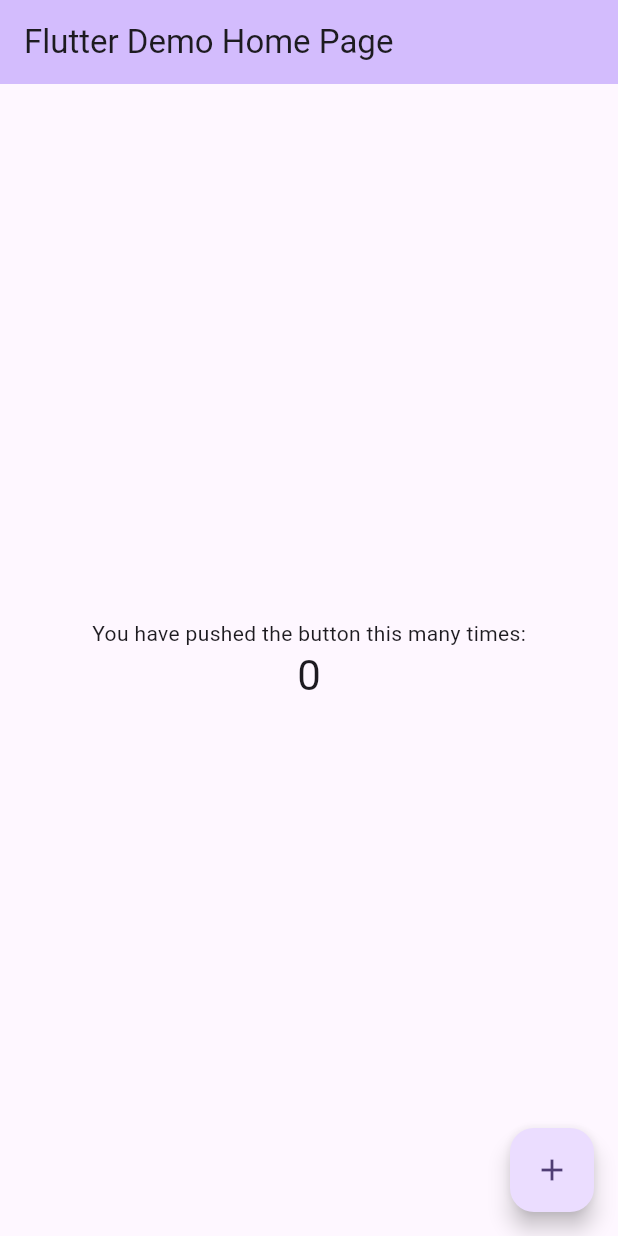
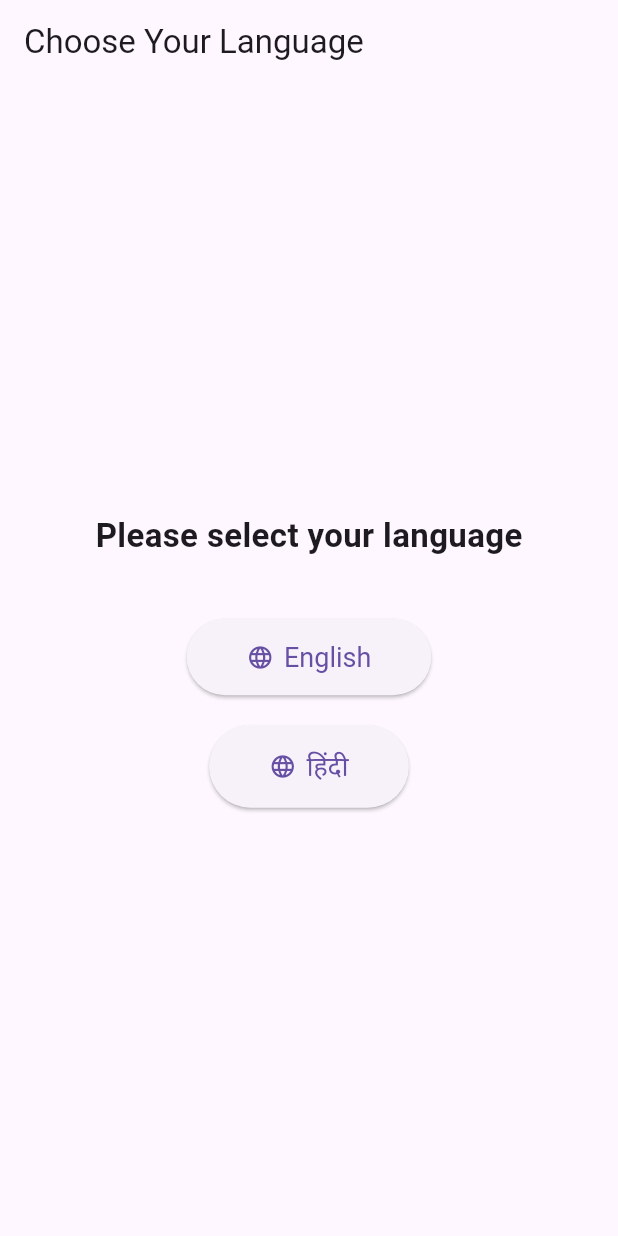
Before and after one commit to could-ai/019a522c-4480-7890-bb73-58a143b5e308, a Flutter app: the screen it shows after launch, on a phone screen of 412 x 824 dp. Run offline on Flutter 3.47's test engine with Material 3 defaults, Android fonts, the phone set to English and light mode, and no system bars.

```diff
--- a/usr/lib/main.dart
+++ b/usr/lib/main.dart
@@ -1,4 +1,5 @@
 import 'package:flutter/material.dart';
+import 'package:couldai_user_app/screens/splash_screen.dart';
 
 void main() {
   runApp(const MyApp());
@@ -7,114 +8,16 @@ void main() {
 class MyApp extends StatelessWidget {
   const MyApp({super.key});
 
-  // This widget is the root of your application.
   @override
   Widget build(BuildContext context) {
     return MaterialApp(
-      title: 'Flutter Demo',
+      title: 'Dehadi App',
       debugShowCheckedModeBanner: false,
       theme: ThemeData(
-        // This is the theme of your application.
-        //
-        // TRY THIS: Try running your application with "flutter run". You'll see
-        // the application has a purple toolbar. Then, without quitting the app,
-        // try changing the seedColor in the colorScheme below to Colors.green
-        // and then invoke "hot reload" (save your changes or press the "hot
-        // reload" button in a Flutter-supported IDE, or press "r" if you used
-        // the command line to start the app).
-        //
-        // Notice that the counter didn't reset back to zero; the application
-        // state is not lost during the reload. To reset the state, use hot
-        // restart instead.
-        //
-        // This works for code too, not just values: Most code changes can be
-        // tested with just a hot reload.
-        colorScheme: ColorScheme.fromSeed(seedColor: Colors.deepPurple),
+        primarySwatch: Colors.blue,
+        visualDensity: VisualDensity.adaptivePlatformDensity,
       ),
-      home: const MyHomePage(title: 'Flutter Demo Home Page'),
+      home: const SplashScreen(),
     );
   }
 }
-
-class MyHomePage extends StatefulWidget {
-  const MyHomePage({super.key, required this.title});
-
-  // This widget is the home page of your application. It is stateful, meaning
-  // that it has a State object (defined below) that contains fields that affect
-  // how it looks.
-
-  // This class is the configuration for the state. It holds the values (in this
-  // case the title) provided by the parent (in this case the App widget) and
-  // used by the build method of the State. Fields in a Widget subclass are
-  // always marked "final".
-
-  final String title;
-
-  @override
-  State<MyHomePage> createState() => _MyHomePageState();
-}
-
-class _MyHomePageState extends State<MyHomePage> {
-  int _counter = 0;
-
-  void _incrementCounter() {
-    setState(() {
-      // This call to setState tells the Flutter framework that something has
-      // changed in this State, which causes it to rerun the build method below
-      // so that the display can reflect the updated values. If we changed
-      // _counter without calling setState(), then the build method would not be
-      // called again, and so nothing would appear to happen.
-      _counter++;
-    });
-  }
-
-  @override
-  Widget build(BuildContext context) {
-    // This method is rerun every time setState is called, for instance as done
-    // by the _incrementCounter method above.
-    //
-    // The Flutter framework has been optimized to make rerunning build methods
-    // fast, so that you can just rebuild anything that needs updating rather
-    // than having to individually change instances of widgets.
-    return Scaffold(
-      appBar: AppBar(
-        // TRY THIS: Try changing the color here to a specific color (to
-        // Colors.amber, perhaps?) and trigger a hot reload to see the AppBar
-        // change color while the other colors stay the same.
-        backgroundColor: Theme.of(context).colorScheme.inversePrimary,
-        // Here we take the value from the MyHomePage object that was created by
-        // the App.build method, and use it to set our appbar title.
-        title: Text(widget.title),
-      ),
-      body: Center(
-        // Center is a layout widget. It takes a single child and positions it
-        // in the middle of the parent.
-        child: Column(
-          // Column is also a layout widget. It takes a list of children and
-          // arranges them vertically. By default, it sizes itself to fit its
-          // children horizontally, and tries to be as tall as its parent.
-          //
-          // Column has various properties to control how it sizes itself and
-          // how it positions its children. Here we use mainAxisAlignment to
-          // center the children vertically; the main axis here is the vertical
-          // axis because Columns are vertical (the cross axis would be
-          // horizontal).
-          //
-          // TRY THIS: Invoke "debug painting" (choose the "Toggle Debug Paint"
-          // action in the IDE, or press "p" in the console), to see the
-          // wireframe for each widget.
-          mainAxisAlignment: MainAxisAlignment.center,
-          children: <Widget>[
-            const Text('You have pushed the button this many times:'),
-            Text('$_counter', style: Theme.of(context).textTheme.headlineMedium),
-          ],
-        ),
-      ),
-      floatingActionButton: FloatingActionButton(
-        onPressed: _incrementCounter,
-        tooltip: 'Increment',
-        child: const Icon(Icons.add),
-      ), // This trailing comma makes auto-formatting nicer for build methods.
-    );
-  }
-}
--- /dev/null
+++ b/usr/lib/screens/language_selection_screen.dart
@@ -0,0 +1,50 @@
+import 'package:flutter/material.dart';
+
+class LanguageSelectionScreen extends StatelessWidget {
+  const LanguageSelectionScreen({super.key});
+
+  @override
+  Widget build(BuildContext context) {
+    return Scaffold(
+      appBar: AppBar(
+        title: const Text('Choose Your Language'),
+        automaticallyImplyLeading: false,
+      ),
+      body: Center(
+        child: Column(
+          mainAxisAlignment: MainAxisAlignment.center,
+          children: <Widget>[
+            const Text(
+              'Please select your language',
+              style: TextStyle(fontSize: 22, fontWeight: FontWeight.bold),
+            ),
+            const SizedBox(height: 40),
+            ElevatedButton.icon(
+              icon: const Icon(Icons.language),
+              label: const Text('English'),
+              onPressed: () {
+                // TODO: Implement navigation and save language preference
+              },
+              style: ElevatedButton.styleFrom(
+                padding: const EdgeInsets.symmetric(horizontal: 40, vertical: 15),
+                textStyle: const TextStyle(fontSize: 18),
+              ),
+            ),
+            const SizedBox(height: 20),
+            ElevatedButton.icon(
+              icon: const Icon(Icons.language),
+              label: const Text('हिंदी'),
+              onPressed: () {
+                // TODO: Implement navigation and save language preference
+              },
+              style: ElevatedButton.styleFrom(
+                padding: const EdgeInsets.symmetric(horizontal: 40, vertical: 15),
+                textStyle: const TextStyle(fontSize: 18),
+              ),
+            ),
+          ],
+        ),
+      ),
+    );
+  }
+}
```
Also changed, not shown: usr/lib/screens/splash_screen.dart (added, +65 -0 lines), usr/pubspec.yaml (+3 -70 lines).
